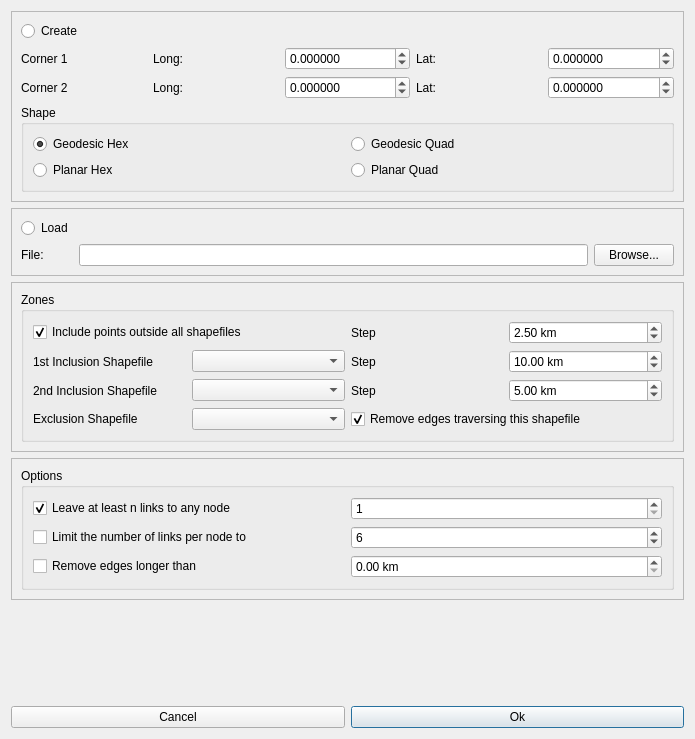
frabas/DISPLACE_GUI, file qtgui/creategraphdialog.ui: the form before one commit.
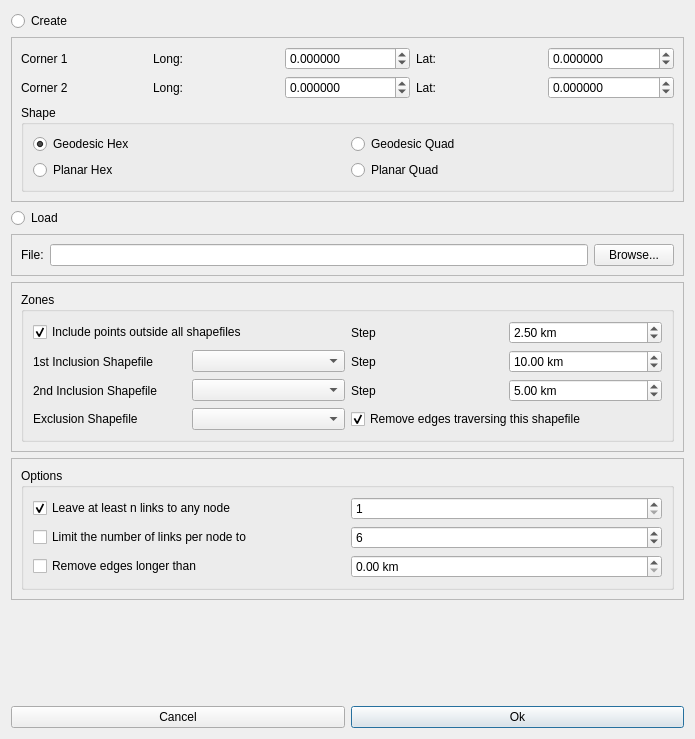
The form after the commit.

Commit message: WIP: Allow user to load a grid instead of creating when building the graph

Diff of the .ui file:
```diff
--- a/qtgui/creategraphdialog.ui
+++ b/qtgui/creategraphdialog.ui
@@ -15,7 +15,14 @@
   </property>
   <layout class="QVBoxLayout" name="verticalLayout">
    <item>
-    <widget class="QFrame" name="frame">
+    <widget class="QRadioButton" name="radioCreate">
+     <property name="text">
+      <string>Create</string>
+     </property>
+    </widget>
+   </item>
+   <item>
+    <widget class="QFrame" name="frameCreate">
      <property name="frameShape">
       <enum>QFrame::StyledPanel</enum>
      </property>
@@ -157,16 +164,16 @@
         </property>
        </widget>
       </item>
-      <item row="0" column="0">
-       <widget class="QRadioButton" name="radioCreate">
+     </layout>
+    </widget>
+   </item>
+   <item>
+    <widget class="QRadioButton" name="radioLoad">
         <property name="text">
-         <string>Create</string>
+      <string>Load</string>
         </property>
        </widget>
       </item>
-     </layout>
-    </widget>
-   </item>
    <item>
     <widget class="QFrame" name="frame_2">
      <property name="frameShape">
@@ -184,14 +191,7 @@
        </widget>
       </item>
       <item row="1" column="1">
-       <widget class="QLineEdit" name="GraphPath"/>
-      </item>
-      <item row="0" column="0">
-       <widget class="QRadioButton" name="radioLoad">
-        <property name="text">
-         <string>Load</string>
-        </property>
-       </widget>
+       <widget class="QLineEdit" name="loadGraphPath"/>
       </item>
       <item row="1" column="2">
        <widget class="QPushButton" name="buttonBrowsePath">
```
Left out of the diff: 28 changed lines with no effect on the pictures. Lines whose indentation alone changed are shown as unchanged. The commit also changes 5 other files.
